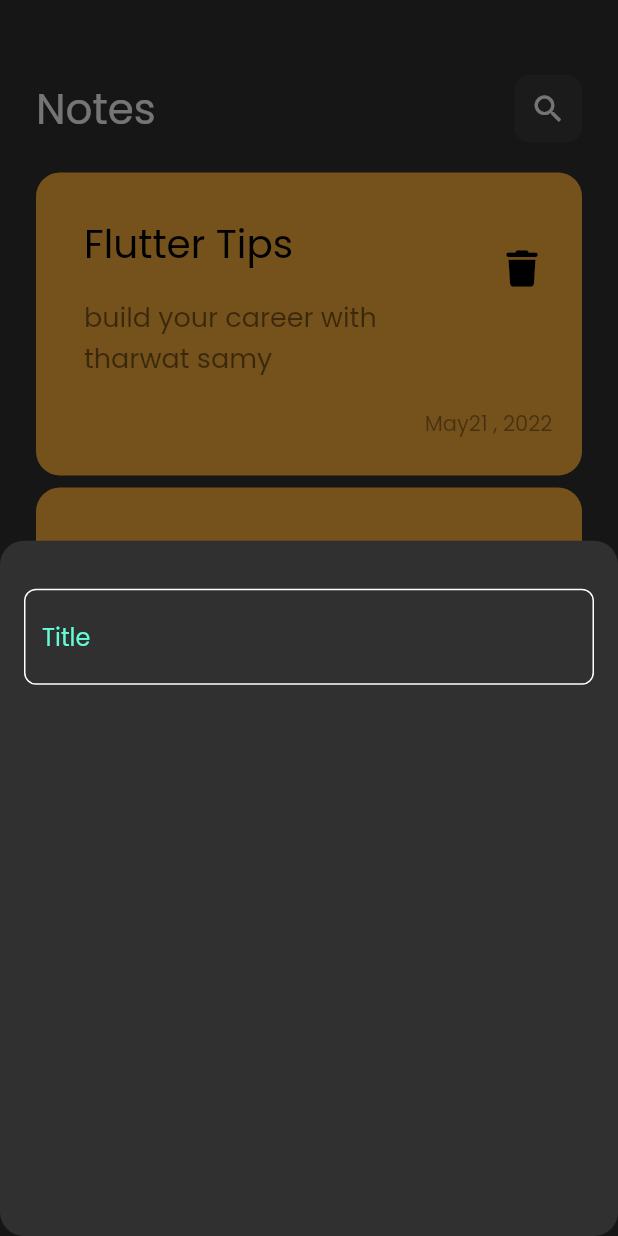
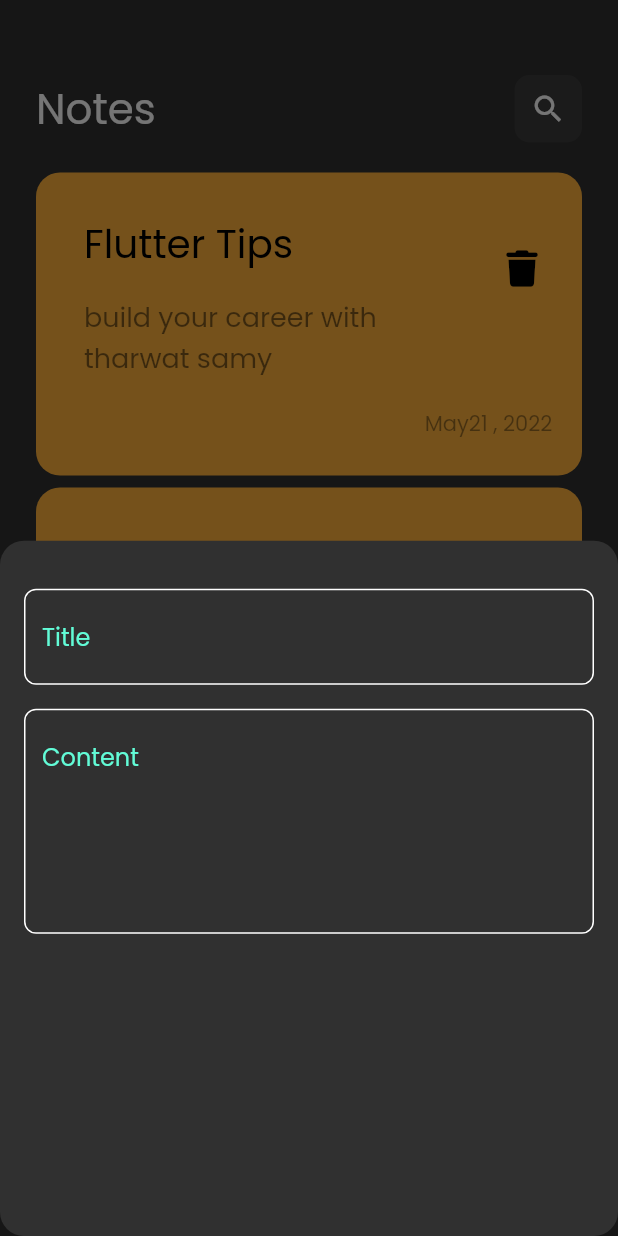
Before and after one commit to radwa-eng/notes_app, a Flutter app: the screen it shows after launch, after a tap on the "add" icon, on a phone screen of 412 x 824 dp. Run offline on Flutter 3.47's test engine with Material 2 defaults, Android fonts, the phone set to English and light mode, and no system bars; our stand-ins replace font_awesome_flutter.

Commit message:
add field to buttom sheet

```diff
--- a/lib/views/add_note_buttom_sheet.dart
+++ b/lib/views/add_note_buttom_sheet.dart
@@ -8,11 +8,20 @@ class AddNoteButtomSheet extends StatelessWidget {
   Widget build(BuildContext context) {
     return Padding(
       padding: const EdgeInsets.symmetric(horizontal: 16.0),
-      child: Column(children: [
+      child: Column(children: const [
         SizedBox(
           height: 32,
         ),
-        const CustomeTextField(),
+        CustomeTextField(
+          hint: 'Title',
+        ),
+        SizedBox(
+          height: 16,
+        ),
+        CustomeTextField(
+          hint: 'Content',
+          maxline: 5,
+        )
       ]),
     );
   }
--- a/lib/views/custome_text_feild.dart
+++ b/lib/views/custome_text_feild.dart
@@ -2,14 +2,17 @@ import 'package:flutter/material.dart';
 import 'package:noteapp/constants.dart';
 
 class CustomeTextField extends StatelessWidget {
-  const CustomeTextField({super.key});
+  const CustomeTextField({super.key, required this.hint, this.maxline = 1});
+  final String hint;
+  final int maxline;
 
   @override
   Widget build(BuildContext context) {
     return TextField(
       cursorColor: kprimarycolor,
+      maxLines: maxline,
       decoration: InputDecoration(
-        hintText: 'Title',
+        hintText: hint,
         hintStyle: const TextStyle(color: kprimarycolor),
         border: buildborder(),
         enabledBorder: buildborder(),
```
